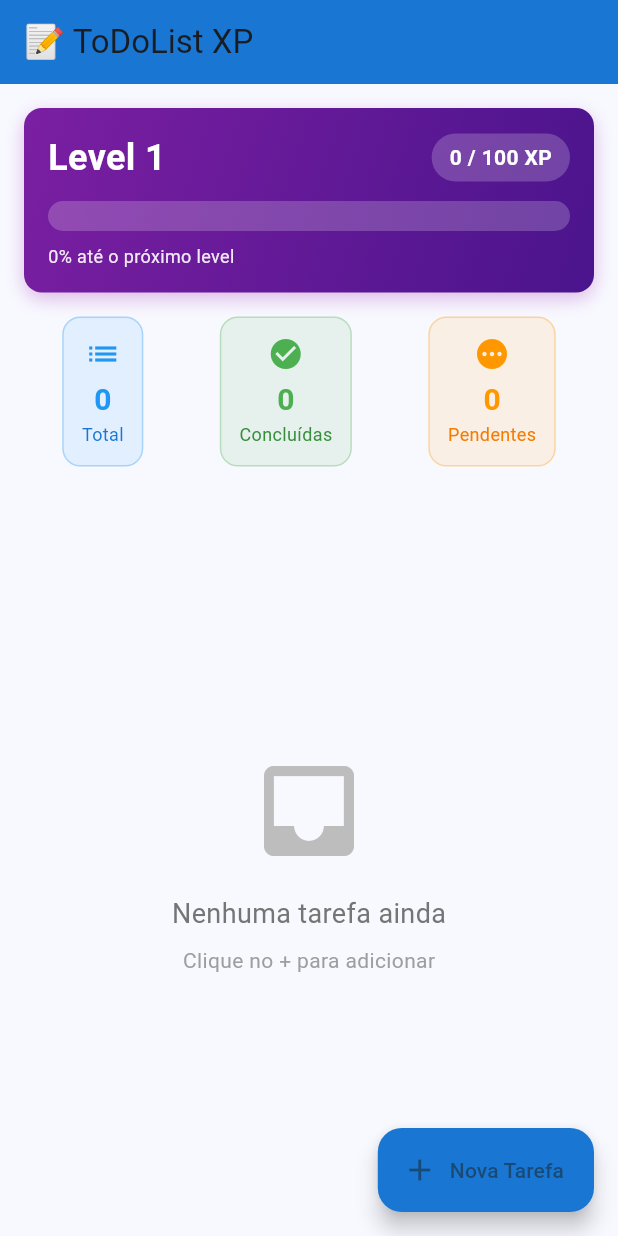
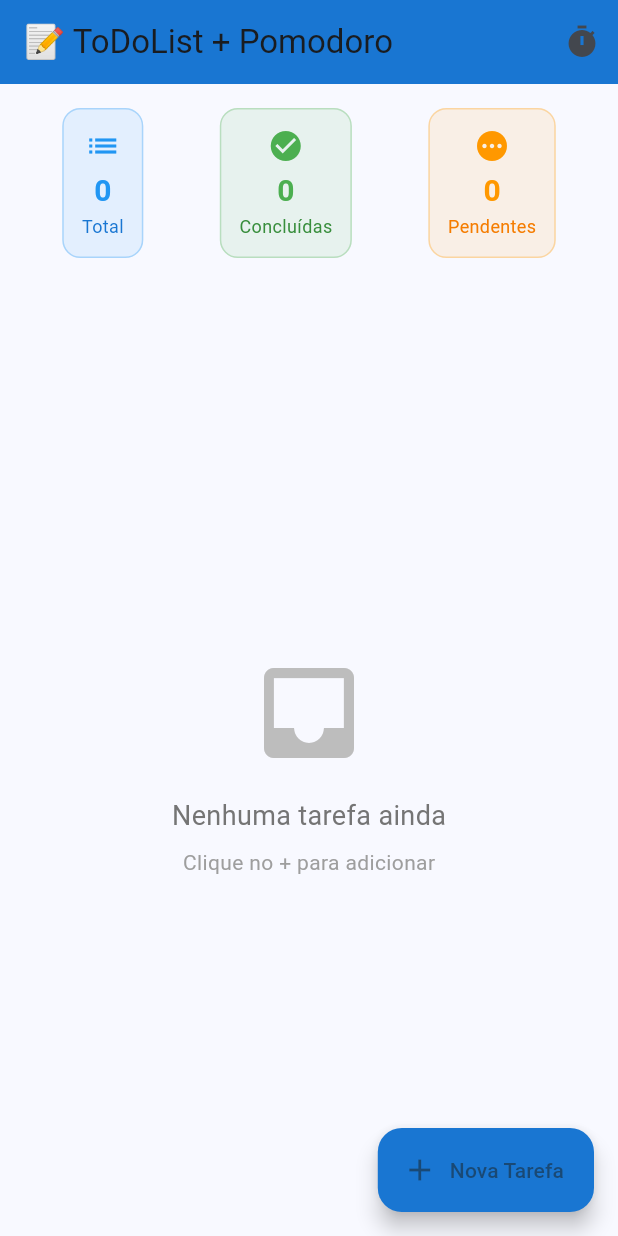
Before and after one commit to fbguimaraes/pomodoroXpFlutter, a Flutter app: the screen it shows after launch, on a phone screen of 412 x 824 dp. Run offline on Flutter 3.47's test engine with Material 3 defaults, Android fonts, the light colour scheme and no system bars; our stand-ins replace shared_preferences.

Commit message:
feat: implement ToDoList task management, Pomodoro timer, and data persistence

```diff
--- a/todolist_xp_pomodoro/lib/models/task.dart
+++ b/todolist_xp_pomodoro/lib/models/task.dart
@@ -5,7 +5,6 @@ class Task {
   final String title;
   final String description;
   final bool isDone;
-  final int xpReward;
   final int pomodoroCount;
 
   Task({
@@ -13,31 +12,45 @@ class Task {
     required this.title,
     required this.description,
     this.isDone = false,
-    this.xpReward = 50,
     this.pomodoroCount = 0,
   });
 
-  // Converter Task para Map
+  // Copiar Task com modificações
+  Task copyWith({
+    String? id,
+    String? title,
+    String? description,
+    bool? isDone,
+    int? pomodoroCount,
+  }) {
+    return Task(
+      id: id ?? this.id,
+      title: title ?? this.title,
+      description: description ?? this.description,
+      isDone: isDone ?? this.isDone,
+      pomodoroCount: pomodoroCount ?? this.pomodoroCount,
+    );
+  }
+
+  // Converter para Map
   Map<String, dynamic> toMap() {
     return {
       'id': id,
       'title': title,
       'description': description,
       'isDone': isDone,
-      'xpReward': xpReward,
       'pomodoroCount': pomodoroCount,
     };
   }
 
-  // Criar Task a partir de Map
+  // Criar a partir de Map
   factory Task.fromMap(Map<String, dynamic> map) {
     return Task(
       id: map['id'],
       title: map['title'],
       description: map['description'],
       isDone: map['isDone'],
-      xpReward: map['xpReward'],
-      pomodoroCount: map['pomodoroCount'],
+      pomodoroCount: map['pomodoroCount'] ?? 0,
     );
   }
 
@@ -46,23 +59,4 @@ class Task {
 
   // Criar a partir de JSON
   factory Task.fromJson(String source) => Task.fromMap(json.decode(source));
-
-  // Copiar Task com modificações
-  Task copyWith({
-    String? id,
-    String? title,
-    String? description,
-    bool? isDone,
-    int? xpReward,
-    int? pomodoroCount,
-  }) {
-    return Task(
-      id: id ?? this.id,
-      title: title ?? this.title,
-      description: description ?? this.description,
-      isDone: isDone ?? this.isDone,
-      xpReward: xpReward ?? this.xpReward,
-      pomodoroCount: pomodoroCount ?? this.pomodoroCount,
-    );
-  }
 }
--- a/todolist_xp_pomodoro/lib/models/user_progress.dart
+++ /dev/null
@@ -1,53 +0,0 @@
-class UserProgress {
-  final int totalXp;
-  final int level;
-  final int xpForNextLevel;
-
-  UserProgress({
-    this.totalXp = 0,
-    this.level = 1,
-  }) : xpForNextLevel = _calculateXpForLevel(level);
-
-  // Calcular XP necessário para o próximo nível
-  static int _calculateXpForLevel(int level) {
-    return level * 100; // Cada nível requer 100 XP a mais
-  }
-
-  // Adicionar XP e calcular novo nível
-  UserProgress addXp(int xp) {
-    int newTotalXp = totalXp + xp;
-    int newLevel = level;
-
-    // Verificar se subiu de nível
-    while (newTotalXp >= _calculateXpForLevel(newLevel)) {
-      newTotalXp -= _calculateXpForLevel(newLevel);
-      newLevel++;
-    }
-
-    return UserProgress(
-      totalXp: newTotalXp,
-      level: newLevel,
-    );
-  }
-
-  // Progresso atual em porcentagem
-  double get progressPercentage {
-    return totalXp / xpForNextLevel;
-  }
-
-  // Converter para Map
-  Map<String, dynamic> toMap() {
-    return {
-      'totalXp': totalXp,
-      'level': level,
-    };
-  }
-
-  // Criar a partir de Map
-  factory UserProgress.fromMap(Map<String, dynamic> map) {
-    return UserProgress(
-      totalXp: map['totalXp'] ?? 0,
-      level: map['level'] ?? 1,
-    );
-  }
-}
--- a/todolist_xp_pomodoro/lib/screens/home_screen.dart
+++ b/todolist_xp_pomodoro/lib/screens/home_screen.dart
@@ -1,9 +1,6 @@
-import 'dart:convert';
 import 'package:flutter/material.dart';
 import 'package:shared_preferences/shared_preferences.dart';
 import '../models/task.dart';
-import '../models/user_progress.dart';
-import '../widgets/xp_bar.dart';
 import '../widgets/task_item.dart';
 import 'pomodoro_screen.dart';
 
@@ -16,43 +13,38 @@ class HomeScreen extends StatefulWidget {
 
 class _HomeScreenState extends State<HomeScreen> {
   List<Task> _tasks = [];
-  UserProgress _userProgress = UserProgress();
+  bool _hasActiveTimer = false;
 
   @override
   void initState() {
     super.initState();
     _loadData();
+    _checkActiveTimer();
   }
 
-  // Carregar dados salvos
+  // Carregar tarefas salvas
   Future<void> _loadData() async {
     final prefs = await SharedPreferences.getInstance();
-
-    // Carregar progresso do usuário
-    final progressMap = prefs.getString('user_progress');
-    if (progressMap != null) {
-      setState(() {
-        _userProgress = UserProgress.fromMap(json.decode(progressMap));
-      });
-    }
-
-    // Carregar tarefas
     final tasksJson = prefs.getStringList('tasks') ?? [];
     setState(() {
       _tasks = tasksJson.map((json) => Task.fromJson(json)).toList();
     });
   }
 
-  // Salvar dados
+  // Salvar tarefas
   Future<void> _saveData() async {
     final prefs = await SharedPreferences.getInstance();
-
-    // Salvar progresso
-    await prefs.setString('user_progress', json.encode(_userProgress.toMap()));
-
-    // Salvar tarefas
     final tasksJson = _tasks.map((task) => task.toJson()).toList();
     await prefs.setStringList('tasks', tasksJson);
+  }
+
+  // Verificar se há timer ativo
+  Future<void> _checkActiveTimer() async {
+    final prefs = await SharedPreferences.getInstance();
+    final timerSeconds = prefs.getInt('timer_seconds_remaining');
+    setState(() {
+      _hasActiveTimer = timerSeconds != null && timerSeconds > 0;
+    });
   }
 
   // Adicionar nova tarefa
@@ -94,11 +86,13 @@ class _HomeScreenState extends State<HomeScreen> {
             onPressed: () {
               if (titleController.text.isNotEmpty) {
                 setState(() {
-                  _tasks.add(Task(
-                    id: DateTime.now().toString(),
-                    title: titleController.text,
-                    description: descriptionController.text,
-                  ));
+                  _tasks.add(
+                    Task(
+                      id: DateTime.now().toString(),
+                      title: titleController.text,
+                      description: descriptionController.text,
+                    ),
+                  );
                 });
                 _saveData();
                 Navigator.pop(context);
@@ -115,14 +109,7 @@ class _HomeScreenState extends State<HomeScreen> {
   void _toggleTask(int index) {
     setState(() {
       final task = _tasks[index];
-      final updatedTask = task.copyWith(isDone: !task.isDone);
-      _tasks[index] = updatedTask;
-
-      // Se a tarefa foi marcada como concluída, ganhar XP
-      if (updatedTask.isDone && !task.isDone) {
-        _userProgress = _userProgress.addXp(task.xpReward);
-        _showXpGainedSnackbar(task.xpReward);
-      }
+      _tasks[index] = task.copyWith(isDone: !task.isDone);
     });
     _saveData();
   }
@@ -155,67 +142,83 @@ class _HomeScreenState extends State<HomeScreen> {
     );
   }
 
-  // Iniciar Pomodoro
-  void _startPomodoro(int index) {
-    Navigator.push(
+  // Navegar para tela do Pomodoro (genérico)
+  void _openPomodoro() async {
+    await Navigator.push(
+      context,
+      MaterialPageRoute(builder: (context) => const PomodoroScreen()),
+    );
+    _checkActiveTimer();
+  }
+
+  // Iniciar Pomodoro para tarefa específica
+  void _startPomodoroForTask(int index) async {
+    final task = _tasks[index];
+    await Navigator.push(
       context,
       MaterialPageRoute(
         builder: (context) => PomodoroScreen(
-          task: _tasks[index],
-          onPomodoroComplete: (xpGained) {
+          task: task,
+          onPomodoroComplete: () {
             setState(() {
-              _userProgress = _userProgress.addXp(xpGained);
-              _tasks[index] = _tasks[index].copyWith(
-                pomodoroCount: _tasks[index].pomodoroCount + 1,
+              _tasks[index] = task.copyWith(
+                pomodoroCount: task.pomodoroCount + 1,
               );
             });
             _saveData();
-            _showXpGainedSnackbar(xpGained);
           },
         ),
       ),
     );
-  }
-
-  // Mostrar notificação de XP ganho
-  void _showXpGainedSnackbar(int xp) {
-    ScaffoldMessenger.of(context).showSnackBar(
-      SnackBar(
-        content: Text('🎉 Você ganhou $xp XP!'),
-        backgroundColor: Colors.green,
-        duration: const Duration(seconds: 2),
-      ),
-    );
+    _checkActiveTimer();
   }
 
   @override
   Widget build(BuildContext context) {
     return Scaffold(
       appBar: AppBar(
-        title: const Text('📝 ToDoList XP'),
+        title: const Text('📝 ToDoList + Pomodoro'),
         backgroundColor: Colors.blue.shade700,
         elevation: 0,
+        actions: [
+          IconButton(
+            icon: Stack(
+              children: [
+                const Icon(Icons.timer),
+                if (_hasActiveTimer)
+                  Positioned(
+                    right: 0,
+                    top: 0,
+                    child: Container(
+                      padding: const EdgeInsets.all(4),
+                      decoration: const BoxDecoration(
+                        color: Colors.red,
+                        shape: BoxShape.circle,
+                      ),
+                      child: const Text('●', style: TextStyle(fontSize: 8)),
+                    ),
+                  ),
+              ],
+            ),
+            onPressed: _openPomodoro,
+            tooltip: 'Abrir Pomodoro',
+          ),
+        ],
       ),
       body: Column(
         children: [
-          // Barra de XP
+          // Estatísticas
           Padding(
             padding: const EdgeInsets.all(16),
-            child: XpBar(
-              level: _userProgress.level,
-              currentXp: _userProgress.totalXp,
-              xpForNextLevel: _userProgress.xpForNextLevel,
-              progressPercentage: _userProgress.progressPercentage,
-            ),
-          ),
-
-          // Estatísticas
-          Padding(
-            padding: const EdgeInsets.symmetric(horizontal: 16),
             child: Row(
               mainAxisAlignment: MainAxisAlignment.spaceAround,
               children: [
-                _buildStatCard('Total', _tasks.length.toString(), Icons.list, Colors.blue),
+                _buildStatCard(
+                  'Total',
+                  _tasks.length.toString(),
+                  Icons.list,
+                  Colors.blue,
+                ),
                 _buildStatCard(
                   'Concluídas',
                   _tasks.where((t) => t.isDone).length.toString(),
@@ -232,7 +235,7 @@ class _HomeScreenState extends State<HomeScreen> {
             ),
           ),
 
-          const SizedBox(height: 16),
+          const SizedBox(height: 8),
 
           // Lista de tarefas
           Expanded(
@@ -241,7 +244,11 @@ class _HomeScreenState extends State<HomeScreen> {
                     child: Column(
                       mainAxisAlignment: MainAxisAlignment.center,
                       children: [
-                        Icon(Icons.inbox, size: 80, color: Colors.grey.shade400),
+                        Icon(
+                          Icons.inbox,
+                          size: 80,
+                          color: Colors.grey.shade400,
+                        ),
                         const SizedBox(height: 16),
                         Text(
                           'Nenhuma tarefa ainda',
@@ -268,7 +275,7 @@ class _HomeScreenState extends State<HomeScreen> {
                         task: _tasks[index],
                         onToggle: () => _toggleTask(index),
                         onDelete: () => _deleteTask(index),
-                        onPomodoro: () => _startPomodoro(index),
+                        onPomodoro: () => _startPomodoroForTask(index),
                       );
                     },
                   ),
@@ -284,13 +291,18 @@ class _HomeScreenState extends State<HomeScreen> {
     );
   }
 
-  Widget _buildStatCard(String label, String value, IconData icon, MaterialColor color) {
+  Widget _buildStatCard(
+    String label,
+    String value,
+    IconData icon,
+    MaterialColor color,
+  ) {
     return Container(
       padding: const EdgeInsets.all(12),
       decoration: BoxDecoration(
-        color: color.withOpacity(0.1),
+        color: color.withValues(alpha: 0.1),
         borderRadius: BorderRadius.circular(12),
-        border: Border.all(color: color.withOpacity(0.3)),
+        border: Border.all(color: color.withValues(alpha: 0.3)),
       ),
       child: Column(
         children: [
@@ -304,13 +316,7 @@ class _HomeScreenState extends State<HomeScreen> {
               color: color,
             ),
           ),
-          Text(
-            label,
-            style: TextStyle(
-              fontSize: 12,
-              color: color.shade700,
-            ),
-          ),
+          Text(label, style: TextStyle(fontSize: 12, color: color.shade700)),
         ],
       ),
     );
--- a/todolist_xp_pomodoro/lib/widgets/xp_bar.dart
+++ /dev/null
@@ -1,88 +0,0 @@
-import 'package:flutter/material.dart';
-
-class XpBar extends StatelessWidget {
-  final int level;
-  final int currentXp;
-  final int xpForNextLevel;
-  final double progressPercentage;
-
-  const XpBar({
-    super.key,
-    required this.level,
-    required this.currentXp,
-    required this.xpForNextLevel,
-    required this.progressPercentage,
-  });
-
-  @override
-  Widget build(BuildContext context) {
-    return Container(
-      padding: const EdgeInsets.all(16),
-      decoration: BoxDecoration(
-        gradient: LinearGradient(
-          colors: [Colors.purple.shade700, Colors.purple.shade900],
-          begin: Alignment.topLeft,
-          end: Alignment.bottomRight,
-        ),
-        borderRadius: BorderRadius.circular(12),
-        boxShadow: [
-          BoxShadow(
-            color: Colors.purple.withOpacity(0.3),
-            blurRadius: 10,
-            offset: const Offset(0, 4),
-          ),
-        ],
-      ),
-      child: Column(
-        crossAxisAlignment: CrossAxisAlignment.start,
-        children: [
-          Row(
-            mainAxisAlignment: MainAxisAlignment.spaceBetween,
-            children: [
-              Text(
-                'Level $level',
-                style: const TextStyle(
-                  color: Colors.white,
-                  fontSize: 24,
-                  fontWeight: FontWeight.bold,
-                ),
-              ),
-              Container(
-                padding: const EdgeInsets.symmetric(horizontal: 12, vertical: 6),
-                decoration: BoxDecoration(
-                  color: Colors.white.withOpacity(0.2),
-                  borderRadius: BorderRadius.circular(20),
-                ),
-                child: Text(
-                  '$currentXp / $xpForNextLevel XP',
-                  style: const TextStyle(
-                    color: Colors.white,
-                    fontWeight: FontWeight.w600,
-                  ),
-                ),
-              ),
-            ],
-          ),
-          const SizedBox(height: 12),
-          ClipRRect(
-            borderRadius: BorderRadius.circular(10),
-            child: LinearProgressIndicator(
-              value: progressPercentage.clamp(0.0, 1.0),
-              backgroundColor: Colors.white.withOpacity(0.2),
-              valueColor: const AlwaysStoppedAnimation<Color>(Colors.amber),
-              minHeight: 20,
-            ),
-          ),
-          const SizedBox(height: 8),
-          Text(
-            '${(progressPercentage * 100).toStringAsFixed(0)}% até o próximo level',
-            style: TextStyle(
-              color: Colors.white.withOpacity(0.9),
-              fontSize: 12,
-            ),
-          ),
-        ],
-      ),
-    );
-  }
-}
```
Also changed, not shown: todolist_xp_pomodoro/lib/screens/pomodoro_screen.dart (+224 -44 lines), todolist_xp_pomodoro/lib/widgets/task_item.dart (+14 -15 lines).
